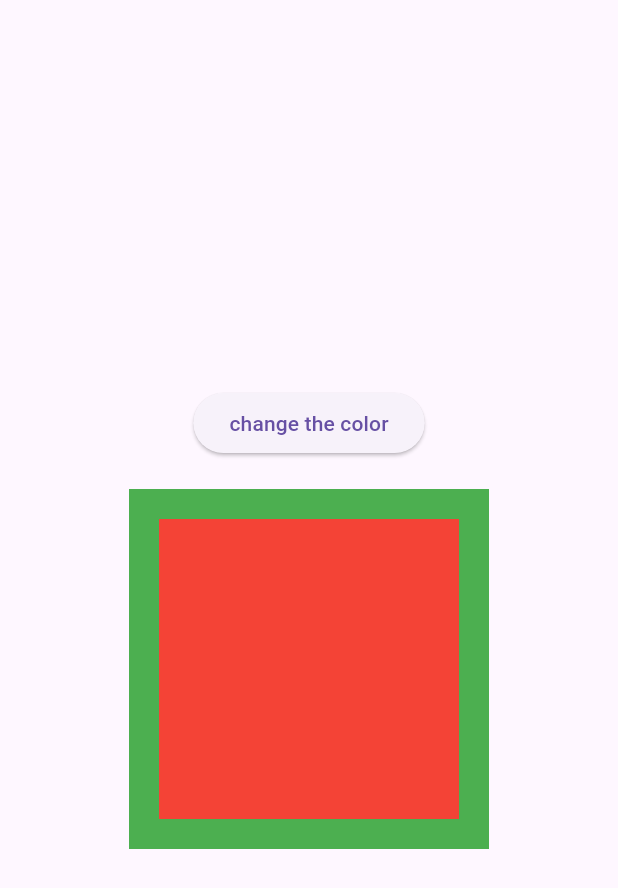
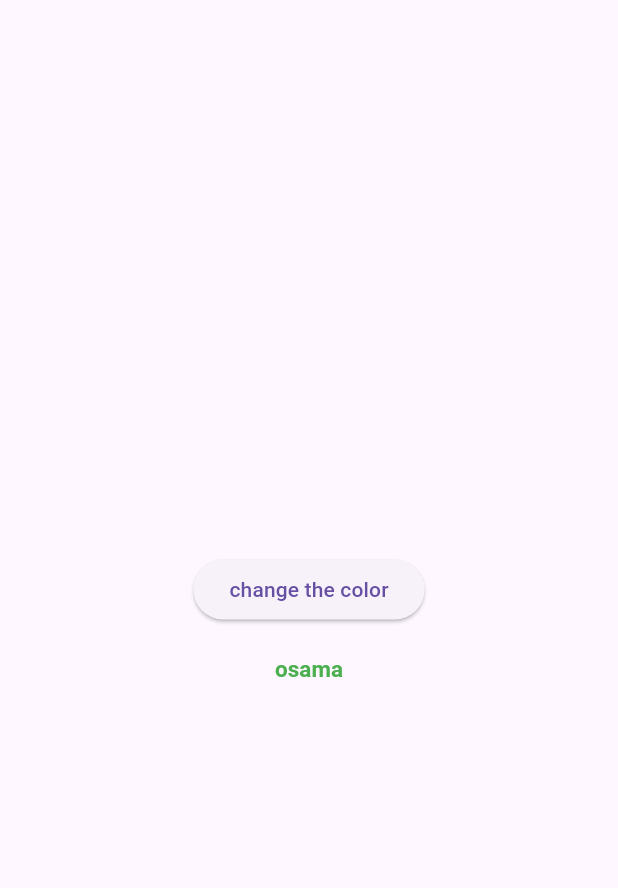
Before and after one commit to osama-ahmed-alsharabi/animation-practice, a Flutter app: the screen it shows after launch, after a tap on "change the color", on a phone screen of 412 x 824 dp. Shown: the top 888 px of the screen. Run offline on Flutter 3.47's test engine with Material 3 defaults, Android fonts, the phone set to English and light mode, and no system bars.

Commit message:
practicing with animated defualt text style

```diff
--- /dev/null
+++ b/lib/animated_widgets/text_style_animated_widget.dart
@@ -0,0 +1,22 @@
+import 'package:flutter/material.dart';
+
+class TextStyleAnimatedWidget extends StatelessWidget {
+  final String text;
+  final double fontSize;
+  final FontWeight fontWeight;
+  final Color color;
+  const TextStyleAnimatedWidget({super.key, required this.text, required this.fontSize, required this.fontWeight, required this.color});
+
+  @override
+  Widget build(BuildContext context) {
+    return AnimatedDefaultTextStyle(
+      style: TextStyle(
+        fontSize: fontSize,
+        fontWeight: fontWeight,
+        color: color,
+      ),
+      duration: Duration(milliseconds: 500),
+      child: Text(text),
+    );
+  }
+}
--- a/lib/home_view.dart
+++ b/lib/home_view.dart
@@ -1,4 +1,4 @@
-import 'package:first_animation_practice/animated_widgets/padding_animated_widget.dart';
+import 'package:first_animation_practice/animated_widgets/text_style_animated_widget.dart';
 import 'package:flutter/material.dart';
 
 class HomeView extends StatefulWidget {
@@ -12,7 +12,10 @@ class _HomeViewState extends State<HomeView> {
   Color color = Colors.red;
   double height = 200;
   double width = 200;
-  double value= 50;
+  double value = 50;
+  String name = "osama";
+  double fontSize = 20;
+  FontWeight fontWeight = FontWeight.w500;
   @override
   Widget build(BuildContext context) {
     return Scaffold(
@@ -26,13 +29,22 @@ class _HomeViewState extends State<HomeView> {
                 height = 400;
                 width = 400;
                 value = 20;
+
+                name = "Ahmed";
+                fontSize = 15;
+                fontWeight = FontWeight.bold;
                 setState(() {});
               },
               child: Text("change the color"),
             ),
             SizedBox(height: 20),
             Center(
-              child: PaddingAnimatedWidget(value: value)
+              child: TextStyleAnimatedWidget(
+                color: color,
+                text: "osama",
+                fontSize: fontSize,
+                fontWeight: fontWeight,
+              ),
             ),
           ],
         ),
```
